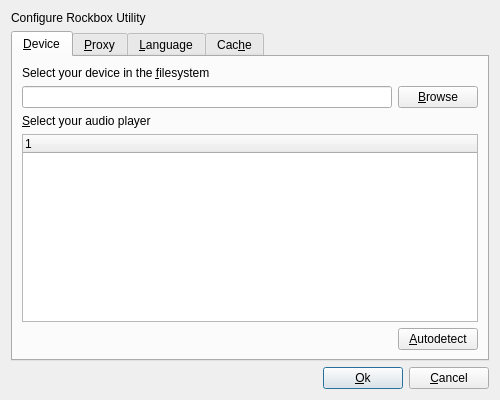
Before: the Qt Designer form rbutil/rbutilqt/configurefrm.ui in Rockbox/rockbox, drawn with Qt 5.
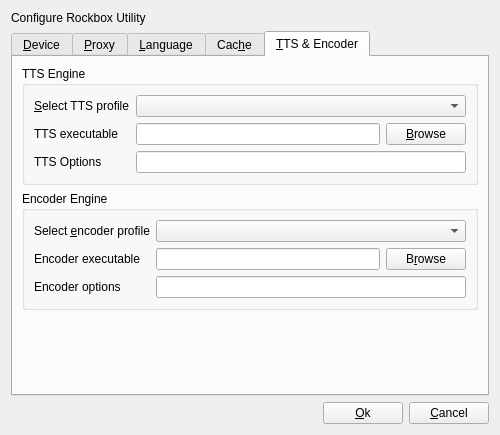
After: the same form once the commit is applied. The open tabs and pages were chosen to show the change. Icons and pictures are not drawn.

What changed in the file:
```diff
--- a/rbutil/rbutilqt/configurefrm.ui
+++ b/rbutil/rbutilqt/configurefrm.ui
@@ -6,7 +6,7 @@
     <x>0</x>
     <y>0</y>
     <width>500</width>
-    <height>400</height>
+    <height>435</height>
    </rect>
   </property>
   <property name="windowTitle" >
@@ -20,39 +20,6 @@
      </property>
     </widget>
    </item>
-   <item row="2" column="0" >
-    <spacer>
-     <property name="orientation" >
-      <enum>Qt::Horizontal</enum>
-     </property>
-     <property name="sizeHint" >
-      <size>
-       <width>40</width>
-       <height>20</height>
-      </size>
-     </property>
-    </spacer>
-   </item>
-   <item row="2" column="1" >
-    <widget class="QPushButton" name="buttonOk" >
-     <property name="text" >
-      <string>&amp;Ok</string>
-     </property>
-     <property name="icon" >
-      <iconset resource="rbutilqt.qrc" >:/icons/icons/go-next.png</iconset>
-     </property>
-    </widget>
-   </item>
-   <item row="2" column="2" >
-    <widget class="QPushButton" name="buttonCancel" >
-     <property name="text" >
-      <string>&amp;Cancel</string>
-     </property>
-     <property name="icon" >
-      <iconset resource="rbutilqt.qrc" >:/icons/icons/process-stop.png</iconset>
-     </property>
-    </widget>
-   </item>
    <item row="1" column="0" colspan="3" >
     <widget class="QTabWidget" name="tabConfiguration" >
      <property name="currentIndex" >
@@ -371,6 +338,178 @@
        </item>
       </layout>
      </widget>
+     <widget class="QWidget" name="tabTts" >
+      <attribute name="title" >
+       <string>&amp;TTS &amp;&amp; Encoder</string>
+      </attribute>
+      <attribute name="icon" >
+       <iconset resource="rbutilqt.qrc" >:/icons/icons/audio-input-microphone.png</iconset>
+      </attribute>
+      <layout class="QGridLayout" >
+       <item row="0" column="0" colspan="2" >
+        <widget class="QGroupBox" name="groupBox_2" >
+         <property name="title" >
+          <string>TTS Engine</string>
+         </property>
+         <layout class="QGridLayout" >
+          <item row="0" column="0" >
+           <widget class="QLabel" name="labelTts" >
+            <property name="text" >
+             <string>&amp;Select TTS profile</string>
+            </property>
+            <property name="buddy" >
+             <cstring>comboTts</cstring>
+            </property>
+           </widget>
+          </item>
+          <item row="0" column="1" colspan="2" >
+           <widget class="QComboBox" name="comboTts" />
+          </item>
+          <item row="1" column="0" >
+           <widget class="QLabel" name="labelTtsExecutable" >
+            <property name="text" >
+             <string>TTS executable</string>
+            </property>
+            <property name="buddy" >
+             <cstring>ttsExecutable</cstring>
+            </property>
+           </widget>
+          </item>
+          <item row="1" column="1" >
+           <widget class="QLineEdit" name="ttsExecutable" />
+          </item>
+          <item row="1" column="2" >
+           <widget class="QPushButton" name="browseTts" >
+            <property name="text" >
+             <string>&amp;Browse</string>
+            </property>
+            <property name="icon" >
+             <iconset resource="rbutilqt.qrc" >:/icons/icons/edit-find.png</iconset>
+            </property>
+           </widget>
+          </item>
+          <item row="2" column="0" >
+           <widget class="QLabel" name="labelTtsOptions" >
+            <property name="text" >
+             <string>TTS Options</string>
+            </property>
+            <property name="buddy" >
+             <cstring>ttsOptions</cstring>
+            </property>
+           </widget>
+          </item>
+          <item row="2" column="1" colspan="2" >
+           <widget class="QLineEdit" name="ttsOptions" />
+          </item>
+         </layout>
+        </widget>
+       </item>
+       <item rowspan="2" row="1" column="0" colspan="2" >
+        <widget class="QGroupBox" name="groupBox_3" >
+         <property name="title" >
+          <string>Encoder Engine</string>
+         </property>
+         <layout class="QGridLayout" >
+          <item row="0" column="0" >
+           <widget class="QLabel" name="labelEncoder" >
+            <property name="text" >
+             <string>Select &amp;encoder profile</string>
+            </property>
+            <property name="buddy" >
+             <cstring>comboEncoder</cstring>
+            </property>
+           </widget>
+          </item>
+          <item row="0" column="1" colspan="2" >
+           <widget class="QComboBox" name="comboEncoder" />
+          </item>
+          <item row="1" column="0" >
+           <widget class="QLabel" name="labelEncoderExecutable" >
+            <property name="text" >
+             <string>Encoder executable</string>
+            </property>
+            <property name="buddy" >
+             <cstring>encoderExecutable</cstring>
+            </property>
+           </widget>
+          </item>
+          <item row="1" column="1" >
+           <widget class="QLineEdit" name="encoderExecutable" />
+          </item>
+          <item row="1" column="2" >
+           <widget class="QPushButton" name="browseEncoder" >
+            <property name="text" >
+             <string>B&amp;rowse</string>
+            </property>
+            <property name="icon" >
+             <iconset resource="rbutilqt.qrc" >:/icons/icons/edit-find.png</iconset>
+            </property>
+           </widget>
+          </item>
+          <item row="2" column="0" >
+           <widget class="QLabel" name="labelEncoderOptions" >
+            <property name="text" >
+             <string>Encoder options</string>
+            </property>
+            <property name="buddy" >
+             <cstring>encoderOptions</cstring>
+            </property>
+           </widget>
+          </item>
+          <item row="2" column="1" colspan="2" >
+           <widget class="QLineEdit" name="encoderOptions" />
+          </item>
+         </layout>
+        </widget>
+       </item>
+       <item row="3" column="0" >
+        <spacer>
+         <property name="orientation" >
+          <enum>Qt::Vertical</enum>
+         </property>
+         <property name="sizeHint" >
+          <size>
+           <width>20</width>
+           <height>40</height>
+          </size>
+         </property>
+        </spacer>
+       </item>
+      </layout>
+     </widget>
+    </widget>
+   </item>
+   <item row="2" column="0" >
+    <spacer>
+     <property name="orientation" >
+      <enum>Qt::Horizontal</enum>
+     </property>
+     <property name="sizeHint" >
+      <size>
+       <width>40</width>
+       <height>20</height>
+      </size>
+     </property>
+    </spacer>
+   </item>
+   <item row="2" column="1" >
+    <widget class="QPushButton" name="buttonOk" >
+     <property name="text" >
+      <string>&amp;Ok</string>
+     </property>
+     <property name="icon" >
+      <iconset resource="rbutilqt.qrc" >:/icons/icons/go-next.png</iconset>
+     </property>
+    </widget>
+   </item>
+   <item row="2" column="2" >
+    <widget class="QPushButton" name="buttonCancel" >
+     <property name="text" >
+      <string>&amp;Cancel</string>
+     </property>
+     <property name="icon" >
+      <iconset resource="rbutilqt.qrc" >:/icons/icons/process-stop.png</iconset>
+     </property>
     </widget>
    </item>
   </layout>
```
Left out of the diff: 19 changed lines with no effect on the pictures.
